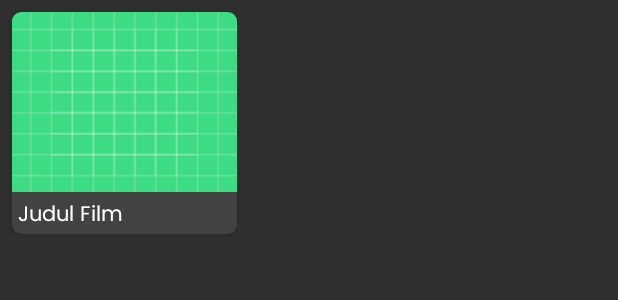
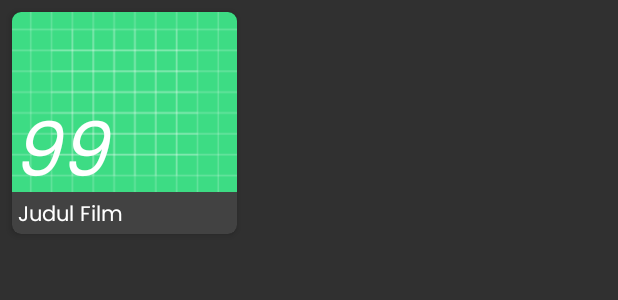
Before and after one commit to psparum/movie-info, an Android app: the layout item_popular.xml on its own in the app's theme, with its tools: preview values and no code run, on a phone screen of 412 x 824 dp. Shown: the top 300 px of the screen. Run offline under Robolectric (Android 15) with nearby library versions, the phone set to English and light mode, and no system bars.

Commit message:
create text number

```diff
--- a/app/src/main/java/com/arum/movieinfo/fragment/HomeFragment.kt
+++ b/app/src/main/java/com/arum/movieinfo/fragment/HomeFragment.kt
@@ -124,7 +124,7 @@ class HomeFragment : Fragment(), PopularListener, NowPlayingListener, UpComingLi
                 ) {
                     response.body()?.results.let {
                         if (it != null) {
-                            popularAdapter?.update(it)
+                            popularAdapter?.update(it.take(10) as MutableList<Resultss>)
                         }
 
                     }
--- a/app/src/main/res/layout/item_popular.xml
+++ b/app/src/main/res/layout/item_popular.xml
@@ -1,8 +1,8 @@
 <?xml version="1.0" encoding="utf-8"?>
-<androidx.cardview.widget.CardView
-    xmlns:android="http://schemas.android.com/apk/res/android"
+<androidx.cardview.widget.CardView xmlns:android="http://schemas.android.com/apk/res/android"
     xmlns:app="http://schemas.android.com/apk/res-auto"
     android:layout_width="150dp"
+    xmlns:tools="http://schemas.android.com/tools"
     android:layout_margin="8dp"
     android:layout_height="wrap_content"
     android:id="@+id/cvAtas"
@@ -21,7 +21,21 @@
             android:scaleType="centerCrop"
             android:src="@drawable/ic_launcher_background"
             app:layout_constraintStart_toStartOf="parent"
+            app:layout_constraintEnd_toEndOf="parent"
             app:layout_constraintTop_toTopOf="parent" />
+
+        <TextView
+            android:layout_width="80dp"
+            android:layout_height="match_parent"
+            app:layout_constraintTop_toTopOf="parent"
+            app:layout_constraintStart_toStartOf="parent"
+            tools:text="99"
+            android:textStyle="italic"
+            android:textSize="50dp"
+            android:paddingEnd="4dp"
+            android:paddingTop="56dp"
+            android:textColor="@color/white"
+            android:id="@+id/tvPopularNumber"/>
 
         <TextView
             android:layout_width="match_parent"
```
Also changed, not shown: app/src/main/java/com/arum/movieinfo/adapter/PopularAdapter.kt (+4 -4 lines).
